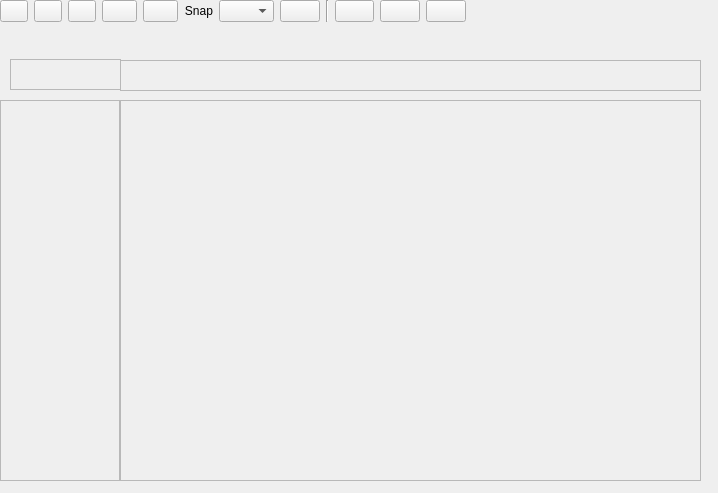
First picture: the form in seq_qt5/forms/qperfeditframe64.ui, repository ahlstromcj/sequencer64, before the edit.
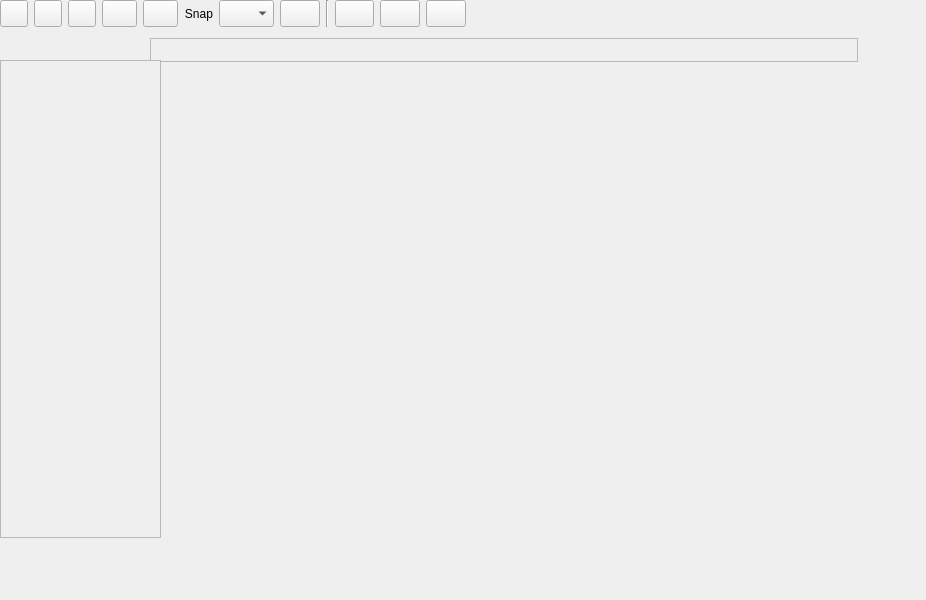
Second picture: the form after the edit. Custom widgets are drawn as their Qt base class.

Diff of the .ui file:
```diff
--- a/seq_qt5/forms/qperfeditframe64.ui
+++ b/seq_qt5/forms/qperfeditframe64.ui
@@ -6,8 +6,8 @@
    <rect>
     <x>0</x>
     <y>0</y>
-    <width>718</width>
-    <height>493</height>
+    <width>926</width>
+    <height>600</height>
    </rect>
   </property>
   <property name="sizePolicy">
@@ -18,8 +18,8 @@
   </property>
   <property name="minimumSize">
    <size>
-    <width>660</width>
-    <height>350</height>
+    <width>884</width>
+    <height>558</height>
    </size>
   </property>
   <property name="windowTitle">
@@ -34,12 +34,18 @@
   <widget class="QScrollArea" name="timeScrollArea">
    <property name="geometry">
     <rect>
-     <x>120</x>
-     <y>60</y>
-     <width>581</width>
-     <height>31</height>
+     <x>150</x>
+     <y>38</y>
+     <width>708</width>
+     <height>24</height>
     </rect>
    </property>
+   <property name="maximumSize">
+    <size>
+     <width>16777215</width>
+     <height>24</height>
+    </size>
+   </property>
    <property name="widgetResizable">
     <bool>true</bool>
    </property>
@@ -48,8 +54,8 @@
      <rect>
       <x>0</x>
       <y>0</y>
-      <width>579</width>
-      <height>29</height>
+      <width>706</width>
+      <height>22</height>
      </rect>
     </property>
    </widget>
@@ -58,9 +64,9 @@
    <property name="geometry">
     <rect>
      <x>0</x>
-     <y>100</y>
-     <width>120</width>
-     <height>381</height>
+     <y>60</y>
+     <width>161</width>
+     <height>478</height>
     </rect>
    </property>
    <property name="widgetResizable">
@@ -71,59 +77,44 @@
      <rect>
       <x>0</x>
       <y>0</y>
-      <width>118</width>
-      <height>379</height>
+      <width>159</width>
+      <height>476</height>
      </rect>
     </property>
    </widget>
   </widget>
-  <widget class="QScrollArea" name="rollScrollArea">
+  <widget class="qscrollmaster" name="rollScrollArea" native="true">
    <property name="geometry">
     <rect>
-     <x>120</x>
-     <y>100</y>
-     <width>581</width>
-     <height>381</height>
+     <x>150</x>
+     <y>60</y>
+     <width>721</width>
+     <height>491</height>
     </rect>
    </property>
-   <property name="widgetResizable">
+   <property name="widgetResizable" stdset="0">
     <bool>true</bool>
    </property>
-   <widget class="QWidget" name="scrollAreaWidgetContents_3">
+   <widget class="QWidget" name="scrollAreaWidgetContents_3" native="true">
     <property name="geometry">
      <rect>
-      <x>0</x>
+      <x>20</x>
       <y>0</y>
-      <width>579</width>
-      <height>379</height>
+      <width>731</width>
+      <height>491</height>
      </rect>
     </property>
    </widget>
   </widget>
-  <widget class="QScrollArea" name="topLeftScrollArea">
+  <widget class="QWidget" name="layoutWidget">
    <property name="geometry">
     <rect>
-     <x>10</x>
-     <y>59</y>
-     <width>111</width>
-     <height>31</height>
+     <x>0</x>
+     <y>0</y>
+     <width>524</width>
+     <height>27</height>
     </rect>
    </property>
-   <property name="widgetResizable">
-    <bool>true</bool>
-   </property>
-   <widget class="QWidget" name="scrollAreaWidgetContents_4">
-    <property name="geometry">
-     <rect>
-      <x>0</x>
-      <y>0</y>
-      <width>109</width>
-      <height>29</height>
-     </rect>
-    </property>
-   </widget>
-  </widget>
-  <widget class="QWidget" name="">
    <layout class="QHBoxLayout" name="horizontalLayout_2">
     <item>
      <layout class="QHBoxLayout" name="horizontalLayout_8">
@@ -379,6 +370,13 @@
    </layout>
   </widget>
  </widget>
+ <customwidgets>
+  <customwidget>
+   <class>qscrollmaster</class>
+   <extends>QWidget</extends>
+   <header>qscrollmaster.h</header>
+  </customwidget>
+ </customwidgets>
  <resources/>
  <connections/>
 </ui>
```
